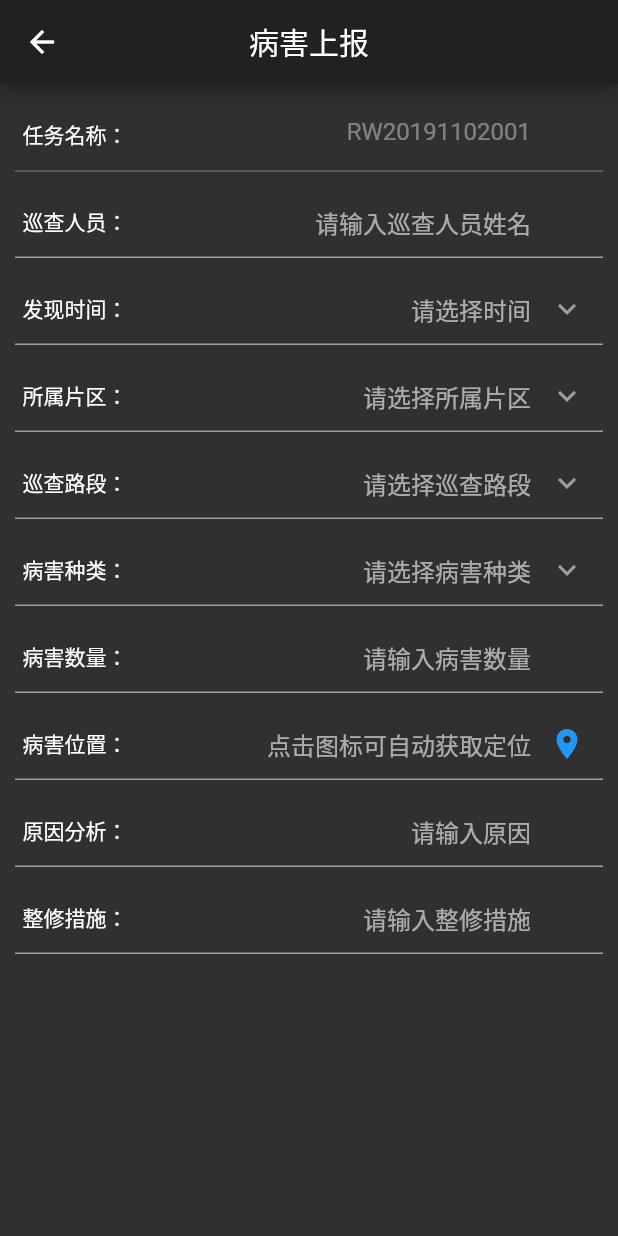
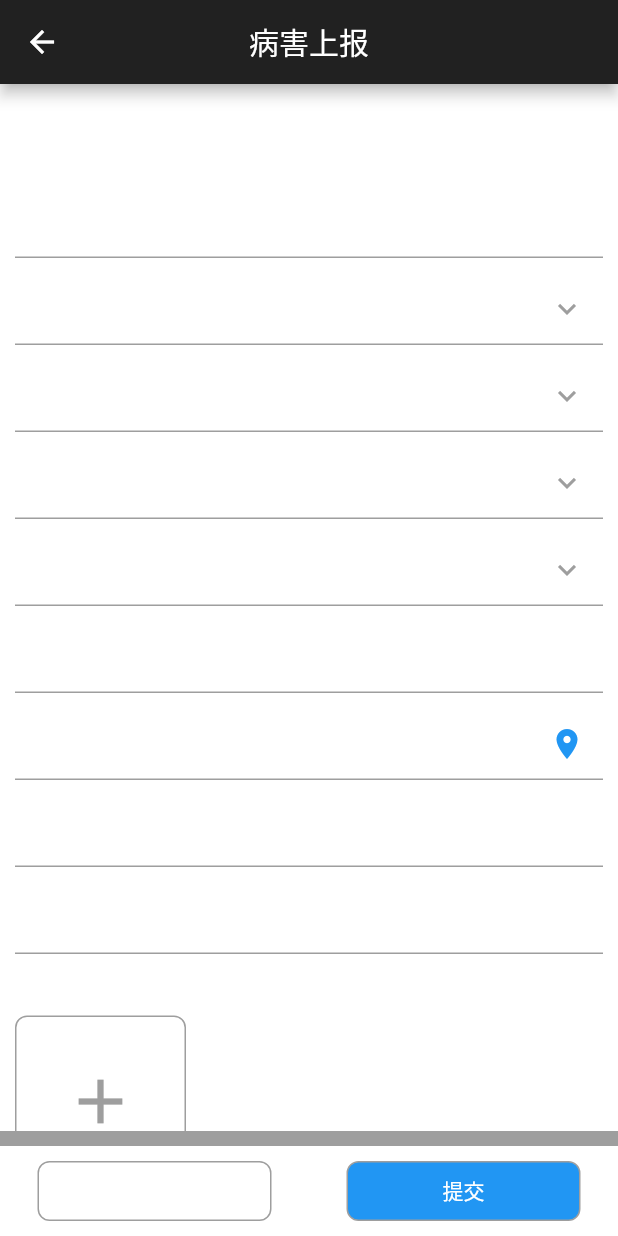
Before and after one commit to JhLhH/smart_pipe_network, a Flutter app: the DiseaseReportPage screen opened directly, on a phone screen of 412 x 824 dp. Run offline on Flutter 3.47's test engine with Material 2 defaults, Android fonts, the phone set to English and light mode, and no system bars; our stand-ins replace cached_network_image, fluttertoast, image_picker.

Commit message:
病害上报部分UI搭建完毕

```diff
--- /dev/null
+++ b/smart_pipe_network/lib/customwidget/photos_gridview.dart
@@ -0,0 +1,119 @@
+import 'package:flutter/cupertino.dart';
+import 'package:flutter/material.dart';
+import 'package:image_picker/image_picker.dart';
+enum PhotosType { edit, show }
+
+// ignore: must_be_immutable
+class PhotosGridView extends StatefulWidget {
+  List<String> imageUrls;
+  PhotosType photosType;
+
+  PhotosGridView({this.imageUrls, this.photosType = PhotosType.edit});
+
+  @override
+  _PhotosGridViewState createState() => _PhotosGridViewState();
+}
+
+class _PhotosGridViewState extends State<PhotosGridView> {
+  final List<String> sheetTitles = ['拍照','从手机相机选择','取消'];
+  List _images;
+  @override
+  Widget build(BuildContext context) {
+    return GridView.count(
+      shrinkWrap: true,
+      crossAxisCount: 3,
+      crossAxisSpacing: 5.0,
+      mainAxisSpacing: 5.0,
+      children: _getWidgetList(context),
+    );
+  }
+
+  List<Widget> _getWidgetList(BuildContext context) {
+    List<Widget> items = [];
+    if (widget.photosType == PhotosType.edit) {
+      items.add(_getDefaultListItem(context));
+    }
+   if(_images != null){
+     _images.forEach((image) {
+       items.add(_getItemContainer(context, image));
+     });
+   }
+    return items;
+  }
+
+  _getDefaultListItem(BuildContext context) {
+    return GestureDetector(
+      onTap: () {
+        // 选择照片或拍照
+        showModalBottomSheet(
+            context: context,
+            builder: (BuildContext context) {
+              return _bottomSheetBody(context);
+            });
+      },
+      child: Container(
+        margin: EdgeInsets.all(10),
+        decoration: BoxDecoration(
+            border: Border.all(color: Colors.grey, width: 1),
+            borderRadius: BorderRadius.circular(8)),
+        child: Icon(
+          Icons.add,
+          color: Colors.grey,
+          size: 50,
+        ),
+      ),
+    );
+  }
+
+  Widget _getItemContainer(BuildContext context, image) {
+    return GestureDetector(
+      onTap: () {
+        // 跳转到预览图
+      },
+      child: Stack(
+        children: [
+//          Image.file(image),
+          Container(color: Colors.redAccent,),
+        ],
+      ),
+    );
+  }
+
+  Widget _bottomSheetBody(BuildContext context) {
+    return Container(
+      height: 140.0,
+      margin: EdgeInsets.all(10),
+      child:
+        ListView.builder(physics: NeverScrollableScrollPhysics(),itemCount: 3,itemBuilder: (BuildContext context, int index){
+          return _getAlertSheetItem(context, index);
+        })
+    );
+  }
+
+  _getAlertSheetItem(BuildContext context, int index,) {
+    double width = MediaQuery.of(context).size.width;
+    return RaisedButton(onPressed: (){
+      if (index == 2) {
+          Navigator.pop(context);
+        }
+        if(index == 1){
+          // 打开相册
+          getImage(ImageSource.gallery);
+        }else if(index == 0){
+          // 打开相机
+          getImage(ImageSource.camera);
+        }
+    },
+    child: Text(sheetTitles[index]),
+    );
+  }
+
+  Future getImage(ImageSource source) async{
+    var image = await ImagePicker.pickImage(source: source);
+    setState(() {
+      Navigator.pop(context);
+      _images.add(image);
+    });
+  }
+
+}
--- a/smart_pipe_network/lib/workbench/disease_report.dart
+++ b/smart_pipe_network/lib/workbench/disease_report.dart
@@ -1,5 +1,6 @@
 import 'package:flutter/material.dart';
-
+import 'package:image_picker/image_picker.dart';
+import 'package:smartpipenetwork/customwidget/photos_gridview.dart';
 /// 巡查任务未完成详情页面
 class DiseaseReportPage extends StatefulWidget {
   // 导航栏标题传入
@@ -23,6 +24,7 @@ class _DiseaseReportPageState extends State<DiseaseReportPage> {
     '病害位置：',
     '原因分析：',
     '整修措施：',
+    '上传图片：'
   ];
 
   List<String> hintTexts = [
@@ -41,7 +43,6 @@ class _DiseaseReportPageState extends State<DiseaseReportPage> {
 
   @override
   void initState() {
-    // TODO: implement initState
     super.initState();
     hintTexts.insert(0, widget.taskNum);
   }
@@ -49,7 +50,10 @@ class _DiseaseReportPageState extends State<DiseaseReportPage> {
   @override
   Widget build(BuildContext context) {
     double height = MediaQuery.of(context).size.height;
+    double width = MediaQuery.of(context).size.width;
+    print('高度$height');
     return Scaffold(
+      backgroundColor: Colors.white,
       appBar: AppBar(
         title: Text('病害上报'),
         centerTitle: true,
@@ -59,29 +63,92 @@ class _DiseaseReportPageState extends State<DiseaseReportPage> {
           onTap: () {
             FocusScope.of(context).requestFocus(FocusNode());
           },
-          child: SafeArea(
-              child: Stack(
+          child:  Stack(
             children: [
-              ListView.builder(
-                  itemCount: prefixTitles.length,
-                  itemBuilder: (BuildContext context, int index) {
-                    return _getListViewBuilderItems(context, index);
-                  }),
+              Container(
+                width: width,
+                height: height,
+                color: Colors.white,
+              ),
               Positioned(
-                  bottom: height - 49,
+                  left: 0,right: 0,top: 0,bottom: 70,
                   child: Container(
-                    height: 49,
-                    color: Colors.red,
-                  ))
+                  child: ListView.builder(
+                    itemCount: prefixTitles.length,
+                    itemBuilder: (BuildContext context, int index) {
+                      return _getListViewBuilderItems(context, index);
+                    }),
+              )),
+              Positioned(
+                  bottom: 0,
+                  width: width,
+                  height: 70,
+                  child: Column(
+                    children: [
+                      Container(color: Colors.grey,height: 10,),
+                      Padding(padding: EdgeInsets.fromLTRB(0, 10, 0, 0),child: _getBottomWidget(context),)
+                    ],
+                  )
+              )
             ],
-          ))),
+          )),
+    );
+  }
+
+  /// 获取底部按钮
+  _getBottomWidget(BuildContext context){
+    double width = MediaQuery.of(context).size.width;
+    return  Row(
+        mainAxisAlignment: MainAxisAlignment.spaceAround,
+        children: [
+          GestureDetector(onTap: (){
+
+          },
+            child: Container(
+              height: 40,
+              width: width/2-50,
+              alignment: Alignment.center,
+              child: Text('取消'),
+              decoration: BoxDecoration(
+                  border: Border.all(color: Colors.grey,width: 1),
+                  borderRadius: BorderRadius.circular(8)
+              ),
+            ),
+          ),GestureDetector(onTap: (){
+
+          },
+            child: Container(
+              height: 40,
+              width: width/2-50,
+              alignment: Alignment.center,
+              child: Text('提交',style: TextStyle(color: Colors.white),),
+              decoration: BoxDecoration(
+                  color: Colors.blue,
+                  border: Border.all(color: Colors.grey,width: 1),
+                  borderRadius: BorderRadius.circular(8)
+              ),
+            ),
+          ),
+        ],
     );
   }
 
   _getListViewBuilderItems(BuildContext context, int index) {
+    if (index == 10){
+      return Column(
+        children: [
+          Container(padding: EdgeInsets.fromLTRB(10, 10, 10, 0),
+          alignment: Alignment.centerLeft,
+          child: Text(prefixTitles[index],),
+          ),
+          PhotosGridView(),
+        ],
+      );
+    }
     return _getNormalListViewItem(context, index);
   }
 
+  /// 获取每一行的widget
   _getNormalListViewItem(BuildContext context, int index) {
     return Padding(
       padding: EdgeInsets.only(top: 10, left: 10, right: 10),
--- a/smart_pipe_network/pubspec.yaml
+++ b/smart_pipe_network/pubspec.yaml
@@ -25,7 +25,7 @@ dependencies:
   # 加载网络图片并缓存
   cached_network_image: ^2.0.0
   # 图片选择
-  image_picker: ^0.6.4
+  image_picker: ^0.6.5+2
   # 下拉菜单
   dropdown_menu: ^1.1.1
   # 本地存储
@@ -34,7 +34,8 @@ dependencies:
   # The following adds the Cupertino Icons font to your application.
   # Use with the CupertinoIcons class for iOS style icons.
   cupertino_icons: ^0.1.3
-
+  # 屏幕适配
+  flutter_screenutil: ^1.1.0
 dev_dependencies:
   flutter_test:
     sdk: flutter
```
Also changed, not shown: smart_pipe_network/pubspec.lock, 3 other files.
